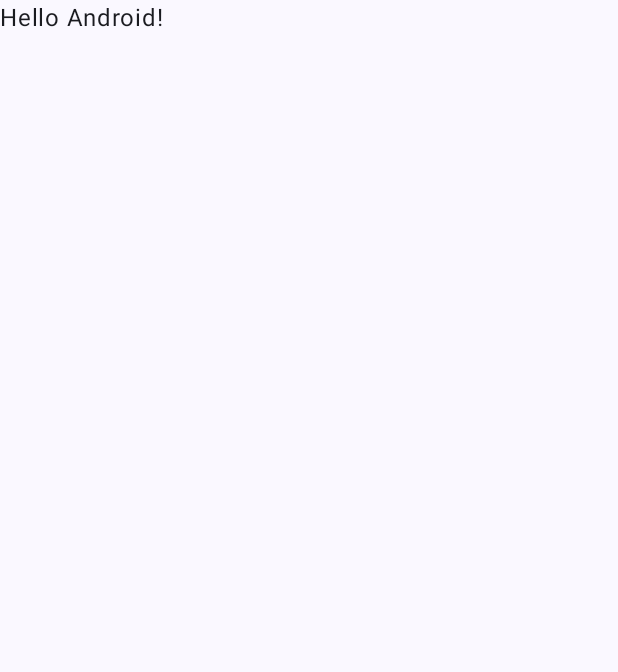
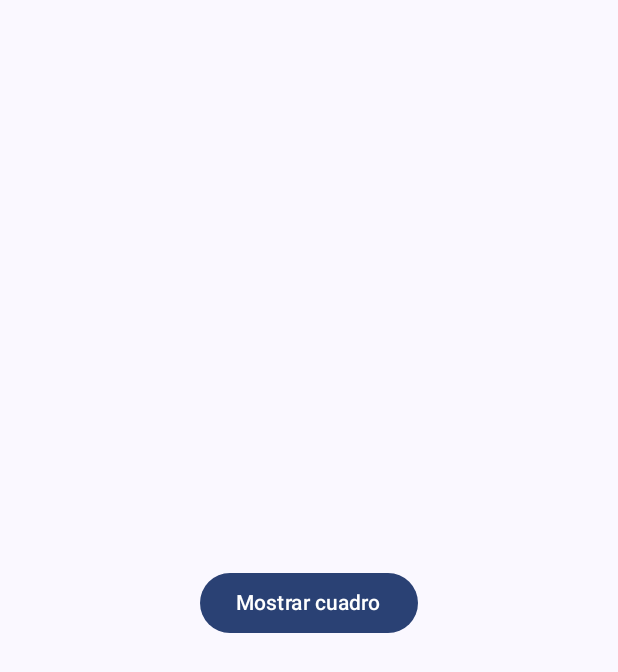
Before and after one commit to YordanDeVp/lab13_animaciones, an Android app built with Jetpack Compose: the screen it shows after launch (MainActivity), on a phone screen of 412 x 824 dp. Before the commit the part shown is almost empty. Shown: the top 672 px of the screen. Run offline under Robolectric (Android 15) with nearby library versions, the phone set to English and light mode, and no system bars.

Commit message:
Moficaded to exe1

```diff
--- a/app/src/main/java/com/example/animaciones/MainActivity.kt
+++ b/app/src/main/java/com/example/animaciones/MainActivity.kt
@@ -5,43 +5,23 @@ import androidx.activity.ComponentActivity
 import androidx.activity.compose.setContent
 import androidx.activity.enableEdgeToEdge
 import androidx.compose.foundation.layout.fillMaxSize
-import androidx.compose.foundation.layout.padding
-import androidx.compose.material3.Scaffold
-import androidx.compose.material3.Text
-import androidx.compose.runtime.Composable
+import androidx.compose.material3.Surface
 import androidx.compose.ui.Modifier
-import androidx.compose.ui.tooling.preview.Preview
 import com.example.animaciones.ui.theme.AnimacionesTheme
 
 class MainActivity : ComponentActivity() {
     override fun onCreate(savedInstanceState: Bundle?) {
         super.onCreate(savedInstanceState)
         enableEdgeToEdge()
+
         setContent {
             AnimacionesTheme {
-                Scaffold(modifier = Modifier.fillMaxSize()) { innerPadding ->
-                    Greeting(
-                        name = "Android",
-                        modifier = Modifier.padding(innerPadding)
-                    )
+                Surface(
+                    modifier = Modifier.fillMaxSize()
+                ) {
+                    AnimatedVisibilityScreen()
                 }
             }
         }
     }
 }
-
-@Composable
-fun Greeting(name: String, modifier: Modifier = Modifier) {
-    Text(
-        text = "Hello $name!",
-        modifier = modifier
-    )
-}
-
-@Preview(showBackground = true)
-@Composable
-fun GreetingPreview() {
-    AnimacionesTheme {
-        Greeting("Android")
-    }
-}
```
